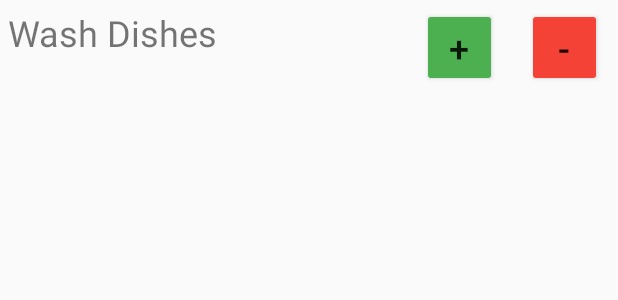
After one commit to kat-kime/DestinyApp, an Android app: the layout item_habit.xml on its own in the app's theme, with its tools: preview values and no code run, on a phone screen of 412 x 824 dp. The commit adds this screen. Shown: the top 300 px of the screen. Run offline under Robolectric (Android 15) with nearby library versions, the phone set to English and light mode, and no system bars.

Commit message:
Using what I learned from Android University to build the Habit Recycler view. Next step: adding the Intent to move from MainActivity >> ViewHabits

```diff
--- /dev/null
+++ b/app/src/main/res/layout/item_habit.xml
@@ -0,0 +1,38 @@
+<?xml version="1.0" encoding="utf-8"?>
+<RelativeLayout
+    xmlns:android="http://schemas.android.com/apk/res/android"
+    xmlns:tools="http://schemas.android.com/tools"
+    android:layout_width="wrap_content"
+    android:layout_height="wrap_content">
+
+    <TextView
+        android:id="@+id/tvHabit"
+        android:layout_width="256dp"
+        android:layout_height="42dp"
+        android:layout_marginStart="5dp"
+        android:layout_marginTop="5dp"
+        android:text="Wash Dishes"
+        android:textSize="24sp" />
+
+    <Button
+        android:id="@+id/bvCompletedHabit"
+        android:layout_width="50dp"
+        android:layout_height="wrap_content"
+        android:layout_marginStart="20dp"
+        android:layout_marginTop="5dp"
+        android:layout_toEndOf="@+id/tvHabit"
+        android:backgroundTint="#4CAF50"
+        android:text="+"
+        android:textSize="24sp" />
+
+    <Button
+        android:id="@+id/bvDNCompleteHabit"
+        android:layout_width="50dp"
+        android:layout_height="wrap_content"
+        android:layout_marginStart="20dp"
+        android:layout_marginTop="5dp"
+        android:layout_toEndOf="@+id/bvCompletedHabit"
+        android:backgroundTint="#F44336"
+        android:text="-"
+        android:textSize="24sp" />
+</RelativeLayout>
```
Also changed, not shown: app/src/main/java/com/katexcellence/destinyapp/Habit.java (added, +20 -0 lines), app/src/main/java/com/katexcellence/destinyapp/HabitAdapter.java (added, +64 -0 lines), app/src/main/java/com/katexcellence/destinyapp/MainActivity.java (+1 -26 lines), app/src/main/java/com/katexcellence/destinyapp/UpdateActivity.java (+0 -14 lines), app/src/main/java/com/katexcellence/destinyapp/ViewHabits.java (added, +42 -0 lines), app/src/main/res/layout/activity_new_habit.xml (deleted, +0 -34 lines), app/src/main/res/layout/activity_update.xml (deleted, +0 -44 lines), app/src/main/res/layout/activity_view_habits.xml (added, +11 -0 lines).
